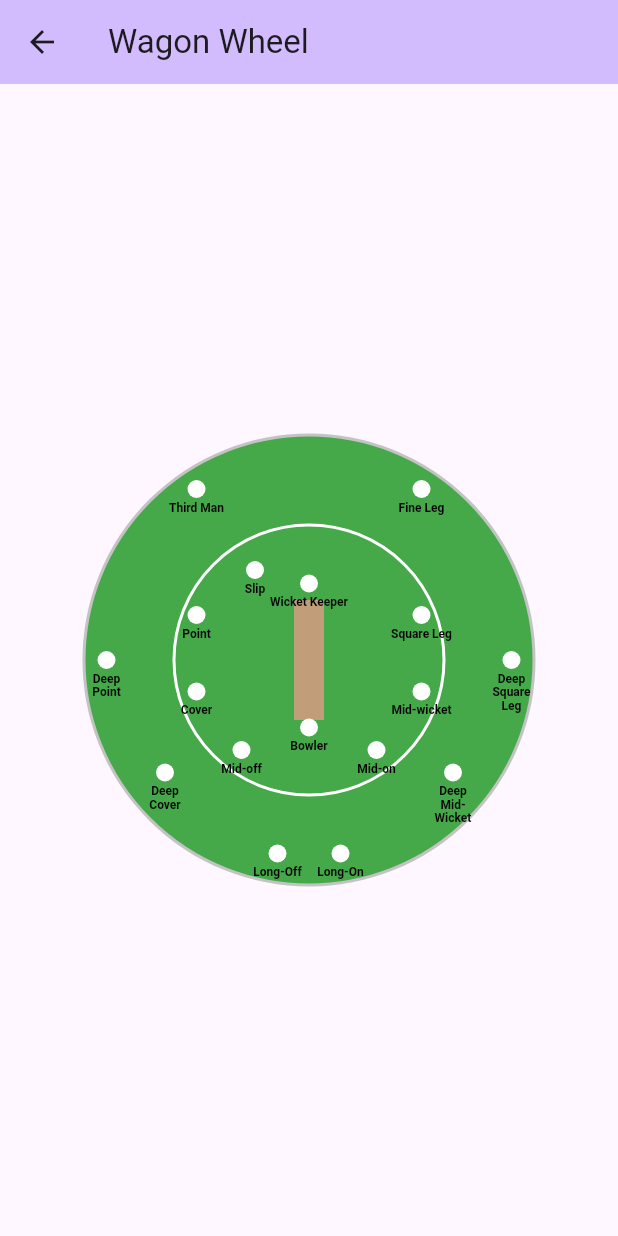
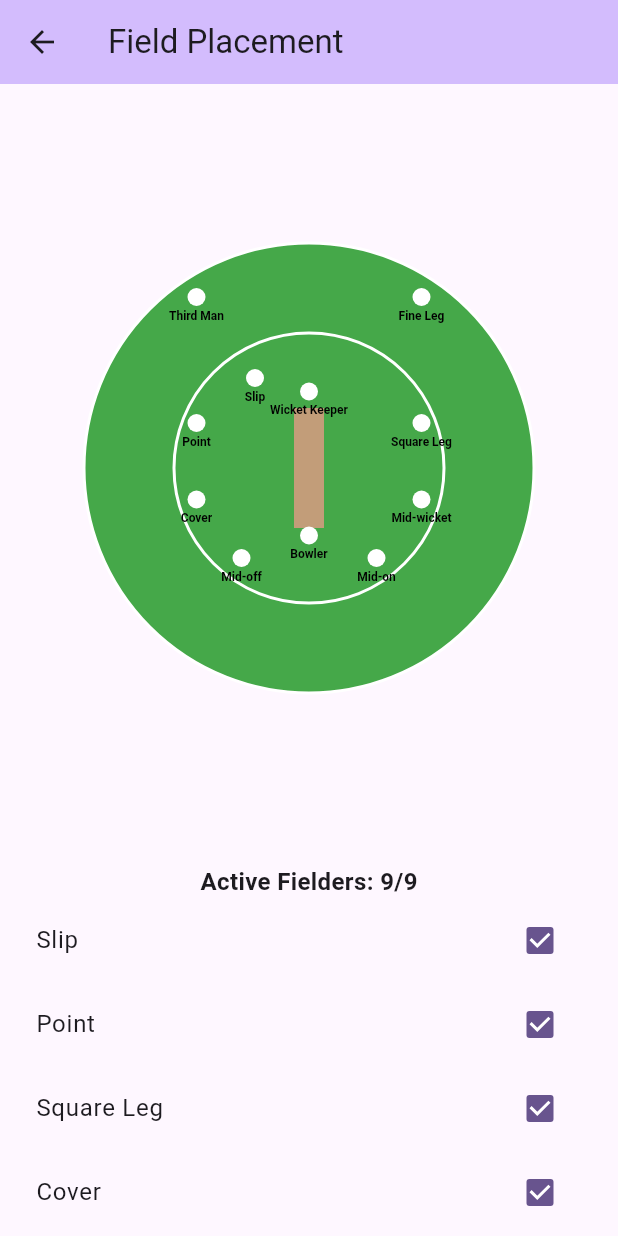
Before and after one commit to thecodemonster1/cric_field_project_1, a Flutter app: the screen it shows after launch, after a tap on "Continue to Analysis", on a phone screen of 412 x 824 dp. Run offline on Flutter 3.47's test engine with Material 3 defaults, Android fonts, the phone set to English and light mode, and no system bars.

Commit message:
Refactor WagonWheelPage to manage active fielders and update painter for dynamic fielder visualization

```diff
--- a/lib/Pages/WagonWheelPage.dart
+++ b/lib/Pages/WagonWheelPage.dart
@@ -1,59 +1,106 @@
-// WagonWheelPage.dart
+import 'package:flutter/material.dart';
+import 'dart:math' show pi;
 
-import 'package:flutter/material.dart';
+class WagonWheelPage extends StatefulWidget {
+  const WagonWheelPage({super.key});
 
-class WagonWheelPage extends StatelessWidget {
-  const WagonWheelPage({super.key});
+  @override
+  State<WagonWheelPage> createState() => _WagonWheelPageState();
+}
+
+class _WagonWheelPageState extends State<WagonWheelPage> {
+  final Map<String, bool> enabledFielders = {
+    'Slip': true,
+    'Point': true,
+    'Square Leg': true,
+    'Cover': true,
+    'Mid-wicket': true,
+    'Mid-off': true,
+    'Mid-on': true,
+    'Third Man': true,
+    'Fine Leg': true,
+    'Deep Point': false,
+    'Deep Square Leg': false,
+    'Deep Cover': false,
+    'Deep Mid-Wicket': false,
+    'Long-Off': false,
+    'Long-On': false,
+  };
+
+  int activeFielderCount = 9; // Track number of active fielders
 
   @override
   Widget build(BuildContext context) {
     return Scaffold(
       appBar: AppBar(
-        title: const Text('Wagon Wheel'),
+        title: const Text('Field Placement'),
         backgroundColor: Theme.of(context).colorScheme.inversePrimary,
       ),
-      body: Center(
+      body: Column(
+        children: [
+          Expanded(
+            flex: 2,
+            child: Center(
               child: CustomPaint(
                 size: const Size(300, 300),
-          painter: WagonWheelPainter(),
+                painter: WagonWheelPainter(enabledFielders),
               ),
+            ),
+          ),
+          Expanded(
+            flex: 1,
+            child: Container(
+              padding: const EdgeInsets.all(8.0),
+              child: Column(
+                children: [
+                  Text(
+                    'Active Fielders: $activeFielderCount/9',
+                    style: const TextStyle(
+                      fontSize: 16,
+                      fontWeight: FontWeight.bold,
+                    ),
+                  ),
+                  Expanded(
+                    child: ListView(
+                      children: enabledFielders.keys
+                          .where((key) =>
+                              key != 'Wicket Keeper' && key != 'Bowler')
+                          .map((fielder) {
+                        return CheckboxListTile(
+                          title: Text(fielder),
+                          value: enabledFielders[fielder],
+                          onChanged: (activeFielderCount < 9 ||
+                                  enabledFielders[fielder] == true)
+                              ? (bool? value) {
+                                  setState(() {
+                                    if (value == true) {
+                                      activeFielderCount++;
+                                    } else {
+                                      activeFielderCount--;
+                                    }
+                                    enabledFielders[fielder] = value!;
+                                  });
+                                }
+                              : null,
+                        );
+                      }).toList(),
+                    ),
+                  ),
+                ],
+              ),
+            ),
+          ),
+        ],
       ),
     );
   }
 }
 
-// class WagonWheelPainter extends CustomPainter {
-//   @override
-//   void paint(Canvas canvas, Size size) {
-//     final Paint paint = Paint()
-//       ..color = const Color.fromARGB(255, 70, 185, 74)
-//       ..style = PaintingStyle.stroke
-//       ..strokeWidth = 2.0;
+class WagonWheelPainter extends CustomPainter {
+  final Map<String, bool> enabledFielders;
 
-//     final center = Offset(size.width / 2, size.height / 2);
-//     final radius = size.width / 2;
+  WagonWheelPainter(this.enabledFielders);
 
-//     // Draw cricket field boundary
-//     canvas.drawCircle(center, radius, paint);
-
-//     // Draw dividing lines for zones
-//     for (var i = 0; i < 6; i++) {
-//       final angle = (i * 60) * pi / 180;
-//       final dx = radius * cos(angle);
-//       final dy = radius * sin(angle);
-//       canvas.drawLine(
-//         center,
-//         Offset(center.dx + dx, center.dy + dy),
-//         paint,
-//       );
-//     }
-//   }
-
-//   @override
-//   bool shouldRepaint(CustomPainter oldDelegate) => false;
-// }
-
-class WagonWheelPainter extends CustomPainter {
   @override
   void paint(Canvas canvas, Size size) {
     final center = Offset(size.width / 2, size.height / 2);
@@ -65,22 +112,21 @@ class WagonWheelPainter extends CustomPainter {
       ..style = PaintingStyle.fill;
     canvas.drawCircle(center, radius, groundPaint);
 
-    // Draw 30-yard circle (approximately 0.6 of the boundary radius)
+    // Draw 30-yard circle
     final thirtyYardPaint = Paint()
-      ..color = const Color.fromARGB(255, 255, 255, 255)
+      ..color = Colors.white
       ..style = PaintingStyle.stroke
-      ..strokeWidth = 2.0
-      ..strokeCap = StrokeCap.round;
+      ..strokeWidth = 2.0;
     canvas.drawCircle(center, radius * 0.6, thirtyYardPaint);
 
-    // Draw boundary line
+    // Draw boundary
     final boundaryPaint = Paint()
-      ..color = const Color.fromARGB(255, 195, 195, 195)
+      ..color = Colors.white
       ..style = PaintingStyle.stroke
       ..strokeWidth = 2.0;
     canvas.drawCircle(center, radius, boundaryPaint);
 
-    // Draw pitch rectangle in the center
+    // Draw pitch
     final pitchPaint = Paint()
       ..color = const Color.fromARGB(255, 194, 157, 121)
       ..style = PaintingStyle.fill;
@@ -93,94 +139,111 @@ class WagonWheelPainter extends CustomPainter {
       pitchPaint,
     );
 
-    // Draw fielder positions
-    final fielderPaint = Paint()
-      ..color = const Color.fromARGB(255, 255, 255, 255)
-      ..style = PaintingStyle.fill;
-
-    // Define fielder positions (normalized coordinates from 0 to 1)
+    // Define fielder positions
     final fielderPositions = [
       // Close-in fielders
-      {'name': 'Wicket Keeper', 'x': 0.5, 'y': 0.33}, // Wicket Keeper
-      {'name': 'Slip', 'x': 0.38, 'y': 0.3}, // Slip
-      {'name': 'Point', 'x': 0.25, 'y': 0.4}, // Point
-      {'name': 'Square Leg', 'x': (1 - 0.25), 'y': 0.4}, // Square leg
-      {'name': 'Cover', 'x': 0.25, 'y': 0.57}, // Cover
-      {'name': 'Mid-wicket', 'x': (1 - 0.25), 'y': 0.57}, // Mid-wicket
-      {'name': 'Mid-off', 'x': 0.35, 'y': 0.7}, // Mid-off
-      {'name': 'Mid-on', 'x': (1 - 0.35), 'y': 0.7}, // Mid-on
-      {'name': 'Bowler', 'x': 0.5, 'y': 0.65}, // Bowler
+      {'name': 'Wicket Keeper', 'x': 0.5, 'y': 0.33, 'fixed': true},
+      {'name': 'Bowler', 'x': 0.5, 'y': 0.65, 'fixed': true},
+      {'name': 'Slip', 'x': 0.38, 'y': 0.3, 'fixed': false}, // Slip
+      {'name': 'Point', 'x': 0.25, 'y': 0.4, 'fixed': false}, // Point
+      {
+        'name': 'Square Leg',
+        'x': (1 - 0.25),
+        'y': 0.4,
+        'fixed': false
+      }, // Square leg
+      {'name': 'Cover', 'x': 0.25, 'y': 0.57, 'fixed': false}, // Cover
+      {
+        'name': 'Mid-wicket',
+        'x': (1 - 0.25),
+        'y': 0.57,
+        'fixed': false
+      }, // Mid-wicket
+      {'name': 'Mid-off', 'x': 0.35, 'y': 0.7, 'fixed': false}, // Mid-off
+      {'name': 'Mid-on', 'x': (1 - 0.35), 'y': 0.7, 'fixed': false}, // Mid-on
 
       // Deep fielders
-      {'name': 'Third Man', 'x': 0.25, 'y': 0.12}, // Third Man
-      {'name': 'Fine Leg', 'x': (1 - 0.25), 'y': 0.12}, // Fine leg
-      {'name': 'Deep \nPoint', 'x': 0.05, 'y': 0.5}, // Deep Point
+      {'name': 'Third Man', 'x': 0.25, 'y': 0.12, 'fixed': false}, // Third Man
+      {
+        'name': 'Fine Leg',
+        'x': (1 - 0.25),
+        'y': 0.12,
+        'fixed': false
+      }, // Fine leg
+      {
+        'name': 'Deep \nPoint',
+        'x': 0.05,
+        'y': 0.5,
+        'fixed': false
+      }, // Deep Point
       {
         'name': 'Deep \nSquare \nLeg',
         'x': (1 - 0.05),
-        'y': 0.5
+        'y': 0.5,
+        'fixed': false
       }, // Deep Square Leg
-      {'name': 'Deep \nCover', 'x': 0.18, 'y': 0.75}, // Deep Cover
+      {
+        'name': 'Deep \nCover',
+        'x': 0.18,
+        'y': 0.75,
+        'fixed': false
+      }, // Deep Cover
       {
         'name': 'Deep \nMid-\nWicket',
         'x': (1 - 0.18),
-        'y': 0.75
+        'y': 0.75,
+        'fixed': false
       }, // Deep Mid-Wicket
-      {'name': 'Long-Off', 'x': 0.43, 'y': 0.93}, // Long-Off
-      {'name': 'Long-On', 'x': (1 - 0.43), 'y': 0.93}, // Long-On
+      {'name': 'Long-Off', 'x': 0.43, 'y': 0.93, 'fixed': false}, // Long-Off
+      {
+        'name': 'Long-On',
+        'x': (1 - 0.43),
+        'y': 0.93,
+        'fixed': false
+      }, // Long-On
     ];
 
-    // Adjust the fielder visualization
-
-    // Draw fielders with smaller text for better visibility
-    final textPainter = TextPainter(
-      textDirection: TextDirection.ltr,
-      textAlign: TextAlign.center,
-    );
-
+    // Draw fielders
     for (var fielder in fielderPositions) {
       final position = Offset(
         (fielder['x']! as double) * size.width,
         (fielder['y']! as double) * size.height,
       );
 
+      final isFixed = fielder['fixed'] as bool;
+      final isEnabled = isFixed || enabledFielders[fielder['name']] == true;
+
+      final fielderPaint = Paint()
+        ..color = isEnabled ? Colors.white : Colors.grey.withOpacity(0.0)
+        ..style = PaintingStyle.fill;
+
       // Draw fielder circle
       canvas.drawCircle(position, 6, fielderPaint);
 
-      // Draw fielder label with smaller font
-      textPainter.text = TextSpan(
+      // Draw fielder label
+      final textPainter = TextPainter(
+        text: TextSpan(
           text: fielder['name'] as String,
-        style: const TextStyle(
-          color: Color.fromARGB(255, 0, 0, 0),
+          style: TextStyle(
+            color: isEnabled ? Colors.black : Colors.grey.withOpacity(0.0),
             fontSize: 8,
             fontWeight: FontWeight.bold,
           ),
+        ),
+        textDirection: TextDirection.ltr,
+        textAlign: TextAlign.center,
       );
+
       textPainter.layout();
       textPainter.paint(
         canvas,
         position.translate(-textPainter.width / 2, 8),
       );
     }
-
-    // // Draw zone lines
-    // final zonePaint = Paint()
-    //   ..color = Colors.white.withOpacity(0.5)
-    //   ..style = PaintingStyle.stroke
-    //   ..strokeWidth = 1.0;
-
-    // for (var i = 0; i < 12; i++) {
-    //   final angle = (i * 30) * pi / 180;
-    //   final dx = radius * cos(angle);
-    //   final dy = radius * sin(angle);
-    //   canvas.drawLine(
-    //     center,
-    //     Offset(center.dx + dx, center.dy + dy),
-    //     zonePaint,
-    //   );
-    // }
   }
 
   @override
-  bool shouldRepaint(CustomPainter oldDelegate) => false;
+  bool shouldRepaint(covariant WagonWheelPainter oldDelegate) {
+    return oldDelegate.enabledFielders != enabledFielders;
   }
+}
```
Lines whose indentation alone changed are shown as unchanged.
